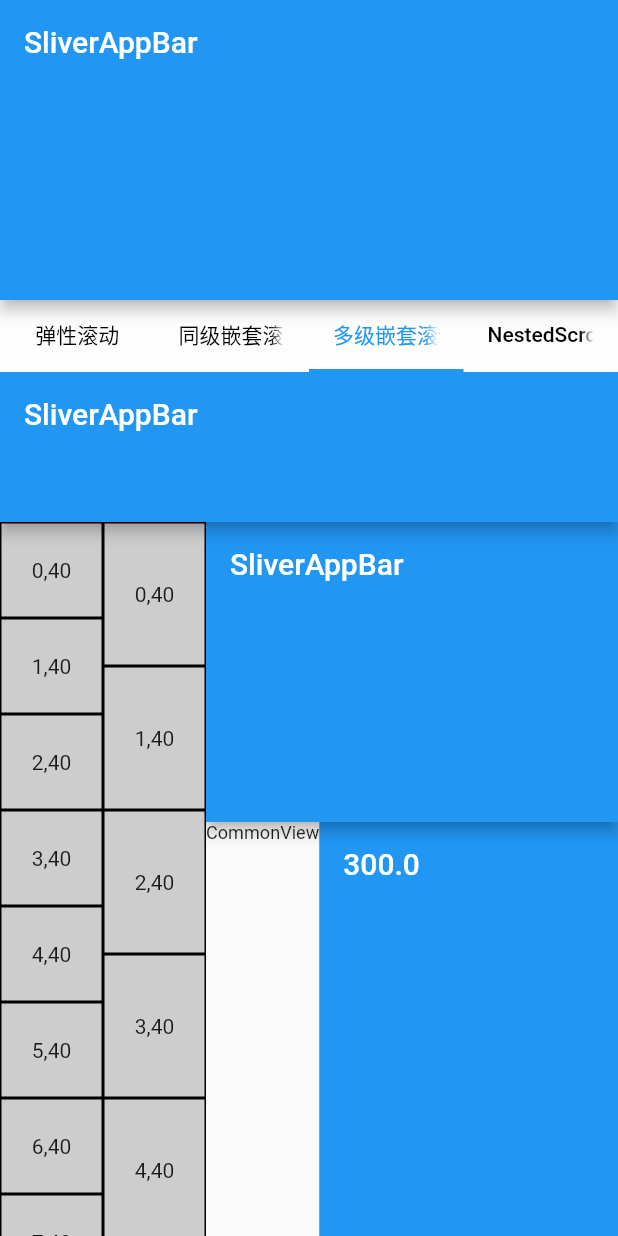
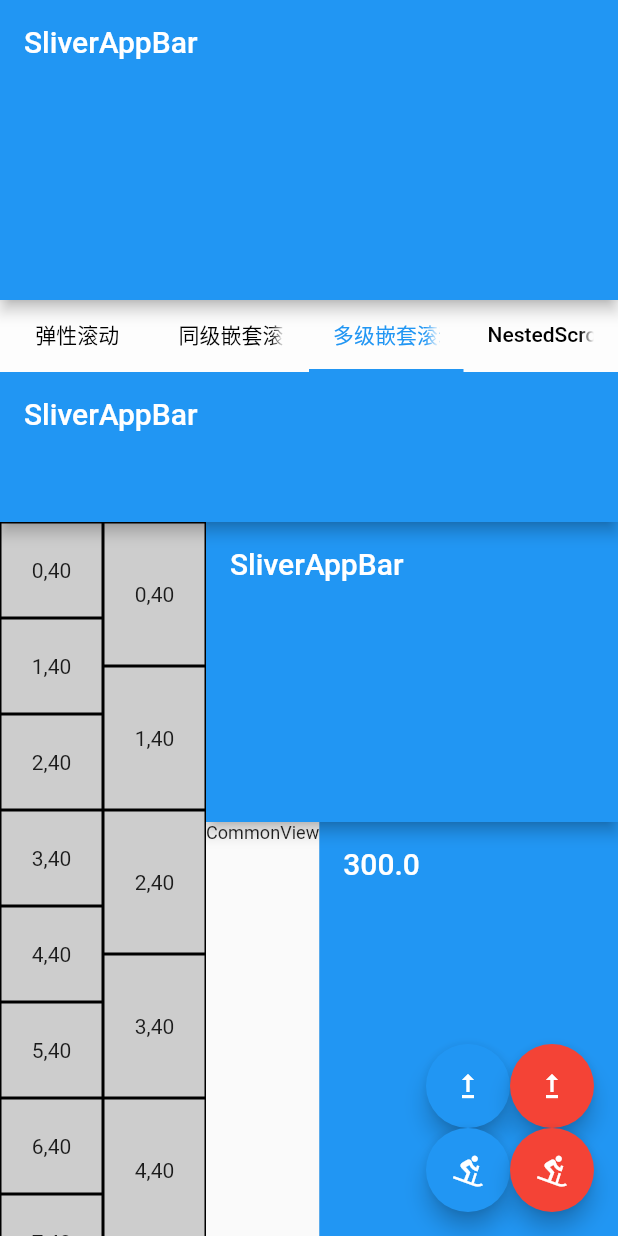
Before and after one commit to Y2Yi/multi_sliver_compat, a Flutter app: the screen it shows after launch, tab 3 chosen, on a phone screen of 412 x 824 dp. Run offline on Flutter 3.47's test engine with Material 2 defaults, Android fonts, the phone set to English and light mode, and no system bars.

Commit message:
feat: Demo新增快速控制按钮

```diff
--- a/lib/fragments.dart
+++ b/lib/fragments.dart
@@ -4,6 +4,7 @@ import 'package:flutter/cupertino.dart';
 import 'package:flutter/material.dart';
 import 'package:free_scroll_compat/coherent_multi_sliver_compat/coherent_sliver_compat.dart';
 import 'package:free_scroll_compat/coherent_multi_sliver_compat/coherent_sliver_delegate_widget.dart';
+import 'package:free_scroll_compat/coherent_multi_sliver_compat/coherent_sliver_scroll_controller.dart';
 import 'package:free_scroll_compat/multi_sliver_compat/sliver_compat.dart';
 import 'package:free_scroll_compat/sliver_persistent_header_delegate.dart';
 
@@ -131,15 +132,80 @@ class GoodsFragment extends StatelessWidget {
   }
 }
 
-class RatingFragment extends StatelessWidget {
+class RatingFragment extends StatefulWidget {
   const RatingFragment({super.key});
 
   @override
+  State<RatingFragment> createState() => _RatingFragmentState();
+}
+
+class _RatingFragmentState extends State<RatingFragment> {
+  late ScrollController retainingController;
+  late ScrollController retainingListViewController;
+
+  @override
   Widget build(BuildContext context) {
-    return CoherentSliverCompatWidget((context, sliverCompat) =>
-        CustomScrollView(
-          controller:
-              sliverCompat.generateScrollController(tag: const Key("1")),
+    return Scaffold(
+        floatingActionButton: Row(
+          mainAxisSize: MainAxisSize.min,
+          children: [
+            Column(
+              mainAxisSize: MainAxisSize.min,
+              children: [
+                FloatingActionButton(
+                  onPressed: () {
+                    ((retainingController.position) as ScrollActivityDelegate)
+                        .goBallistic(10000);
+                  },
+                  child: Icon(Icons.upgrade),
+                  tooltip: "scroll to top",
+                  heroTag: "top",
+                ),
+                FloatingActionButton(
+                  onPressed: () {
+                    ((retainingController.position) as ScrollActivityDelegate)
+                        .goBallistic(-10000);
+                  },
+                  child: Icon(Icons.downhill_skiing),
+                  tooltip: "scroll to bottom",
+                  heroTag: "bottom",
+                ),
+              ],
+            ),
+            Column(
+              mainAxisSize: MainAxisSize.min,
+              children: [
+                FloatingActionButton(
+                  onPressed: () {
+                    ((retainingListViewController.position)
+                            as ScrollActivityDelegate)
+                        .goBallistic(1000);
+                  },
+                  child: Icon(Icons.upgrade),
+                  tooltip: "scroll to top",
+                  backgroundColor: Colors.red,
+                  heroTag: "top",
+                ),
+                FloatingActionButton(
+                  onPressed: () {
+                    ((retainingListViewController.position)
+                            as ScrollActivityDelegate)
+                        .goBallistic(-1000);
+                  },
+                  child: Icon(Icons.downhill_skiing),
+                  tooltip: "scroll to bottom",
+                  backgroundColor: Colors.red,
+                  heroTag: "bottom",
+                ),
+              ],
+            ),
+          ],
+        ),
+        body: CoherentSliverCompatWidget((context, sliverCompat) {
+          retainingController =
+              sliverCompat.generateScrollController(tag: const Key("1"));
+          return CustomScrollView(
+            controller: retainingController,
             slivers: [
               SliverPersistentHeader(
                   pinned: true,
@@ -178,7 +244,8 @@ class RatingFragment extends StatelessWidget {
                             slivers: [
                               SliverPersistentHeader(
                                   pinned: true,
-                                delegate: CustomSliverPersistentHeaderDelegate(
+                                  delegate:
+                                      CustomSliverPersistentHeaderDelegate(
                                     maxExtent: 200,
                                     minExtent:
                                         MediaQuery.of(context).viewPadding.top,
@@ -197,8 +264,9 @@ class RatingFragment extends StatelessWidget {
                                     ),
                                     Expanded(
                                       flex: 4,
-                                    child: CoherentSliverCompatWidget(
-                                        (ctx, sliverCompat) => CustomScrollView(
+                                      child: CoherentSliverCompatWidget((ctx,
+                                              sliverCompat) =>
+                                          CustomScrollView(
                                             controller: sliverCompat
                                                 .generateScrollController(
                                                     tag: Key("3")),
@@ -222,15 +290,18 @@ class RatingFragment extends StatelessWidget {
                                                     ),
                                                   )),
                                               CoherentSliverCompatWidget(
-                                                  (ctx, sliverCompat) =>
-                                                      SliverFillRemaining(
-                                                    child: buildMenuList(
+                                                (ctx, sliverCompat) {
+                                                  retainingListViewController =
                                                       sliverCompat
                                                           .generateScrollController(
                                                               tag: const Key(
-                                                                    "3-1")),
+                                                                  "3-1"));
+                                                  return SliverFillRemaining(
+                                                    child: buildMenuList(
+                                                        retainingListViewController,
                                                         66),
-                                                  ),
+                                                  );
+                                                },
                                               )
                                             ],
                                           )),
@@ -245,7 +316,8 @@ class RatingFragment extends StatelessWidget {
                 ),
               ),
             ],
-        ));
+          );
+        }));
   }
 }
 
```
Lines whose indentation alone changed are shown as unchanged.
